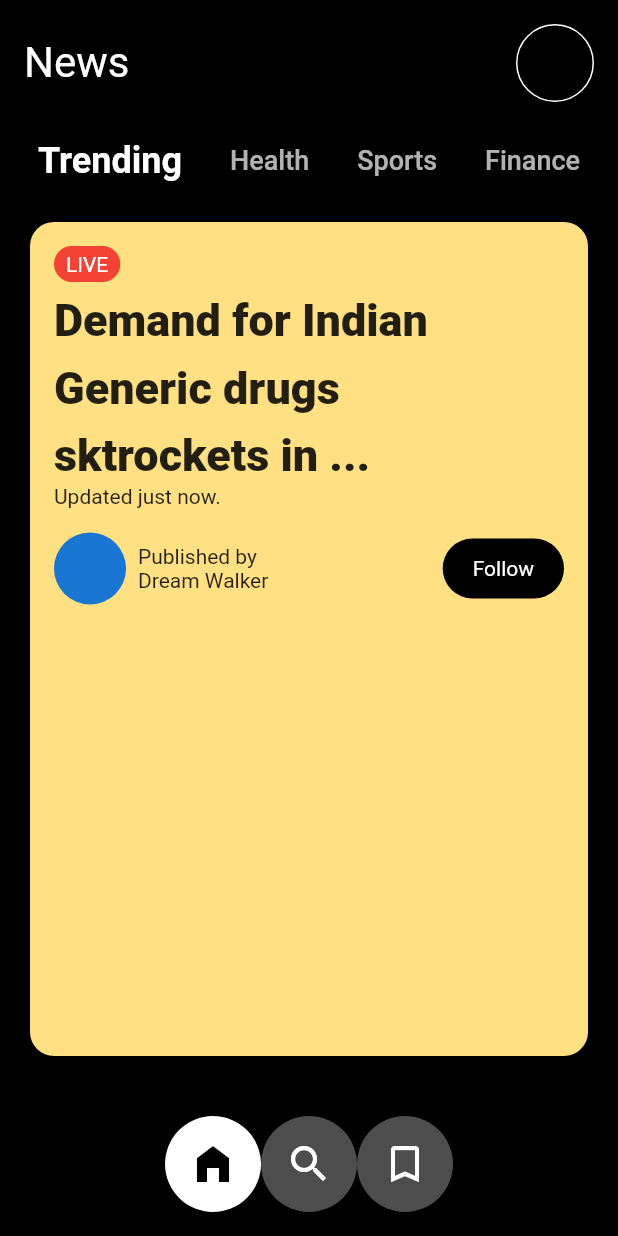
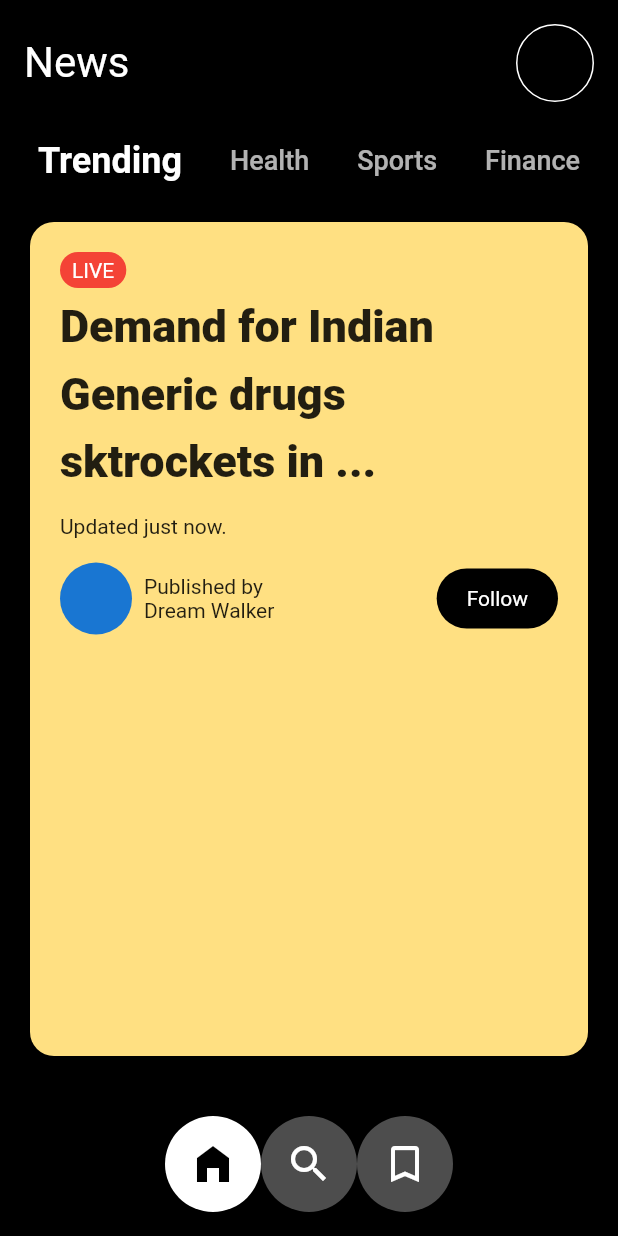
Before and after one commit to JAICHANGPARK/flutter_notebook_chapter_24, a Flutter app: the screen it shows after launch, on a phone screen of 412 x 824 dp. Run offline on Flutter 3.47's test engine with Material 2 defaults, Android fonts, the phone set to English and light mode, and no system bars; our stand-ins replace flutter_riverpod, freezed_annotation, go_router, google_fonts, ionicons, percent_indicator; missing offline and left inert: crypto_font_icons.

Commit message:
Update new_app_2_main_page.dart

```diff
--- a/lib/ep1399_news_app/view/new_app_2_main_page.dart
+++ b/lib/ep1399_news_app/view/new_app_2_main_page.dart
@@ -85,7 +85,7 @@ class _NewsApp2MainPageState extends State<NewsApp2MainPage> {
                                   color: Colors.amber[200],
                                   borderRadius: BorderRadius.circular(16),
                                 ),
-                                padding: EdgeInsets.all(16),
+                                padding: EdgeInsets.all(20),
                                 child: Column(
                                   crossAxisAlignment: CrossAxisAlignment.start,
                                   children: [
@@ -105,6 +105,7 @@ class _NewsApp2MainPageState extends State<NewsApp2MainPage> {
                                         ),
                                       ),
                                     ),
+
                                     Text(
                                       "Demand for Indian Generic drugs sktrockets in ...",
                                       style: TextStyle(
@@ -112,6 +113,9 @@ class _NewsApp2MainPageState extends State<NewsApp2MainPage> {
                                         fontSize: 30,
                                         height: 1.5,
                                       ),
+                                    ),
+                                    SizedBox(
+                                      height: 16,
                                     ),
                                     Text("Updated just now."),
                                     Padding(
```
